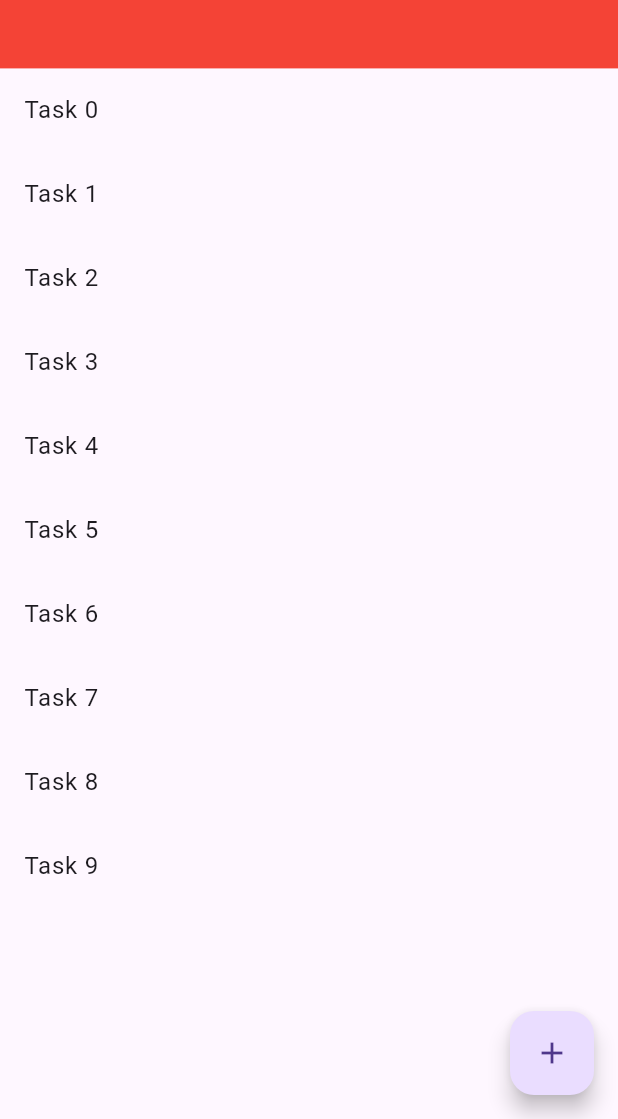
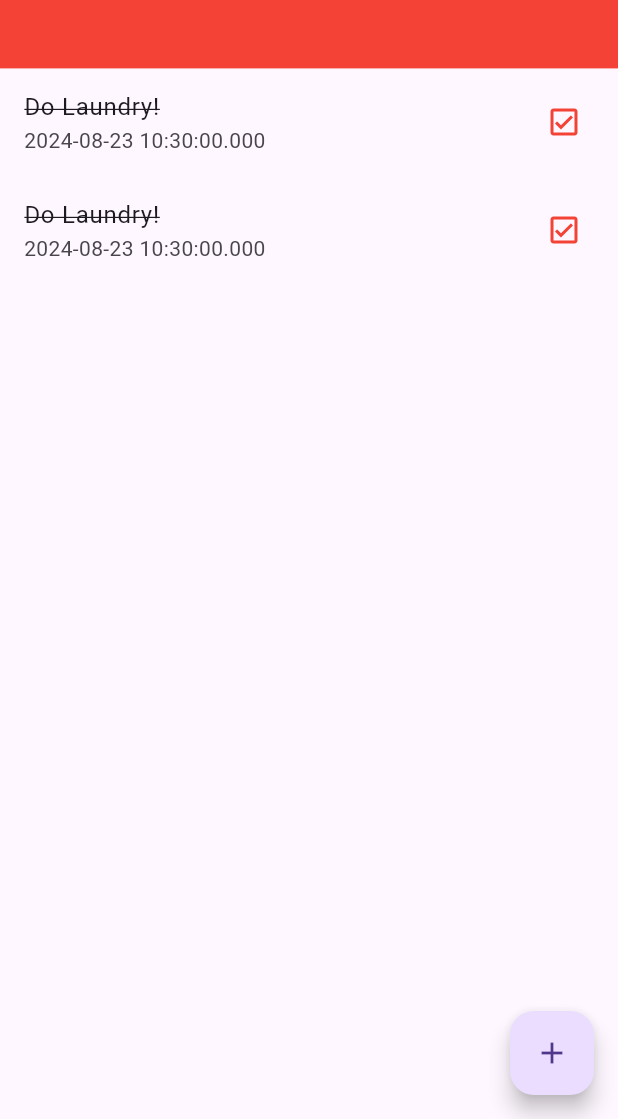
Before and after one commit to yntachmad/taskly, a Flutter app: the screen it shows after launch, on a phone screen of 412 x 824 dp, the part 117-1236 px from its top. Run offline on Flutter 3.47's test engine with Material 3 defaults, Android fonts, the phone set to English and light mode, and no system bars.

```diff
--- a/lib/pages/home_page.dart
+++ b/lib/pages/home_page.dart
@@ -26,29 +26,50 @@ class _HomePageState extends State<HomePage> {
         ),
       ),
       body: _tasksList(),
-      floatingActionButton: FloatingActionButton(
-        onPressed: () {
-          // Navigator.push(context, MaterialPageRoute(builder: (context) => SecondPage()));
-        },
-        child: Icon(Icons.add),
-      ),
+      floatingActionButton: _addTaskButton(),
     );
   }
 
   Widget _tasksList() {
-    return Container(
-      width: _deviceWidth * 0.9,
-      height: _deviceHeight * 0.7,
-      child: ListView.builder(
-        itemCount: 10,
-        itemBuilder: (context, index) {
-          return ListTile(
-            title: Text('Task $index'),
-            onTap: () {
-              // Navigate to the TaskDetailsPage with the task index
-            },
-          );
-        },
+    return ListView(
+      children: [
+        ListTile(
+          title: const Text(
+            'Do Laundry!',
+            style: TextStyle(decoration: TextDecoration.lineThrough),
+          ),
+          subtitle: Text(
+            DateTime.now().toString(),
+          ),
+          trailing: const Icon(
+            Icons.check_box_outlined,
+            color: Colors.red,
+          ),
+          // onTap: () {},
+        ),
+        ListTile(
+          title: const Text(
+            'Do Laundry!',
+            style: TextStyle(decoration: TextDecoration.lineThrough),
+          ),
+          subtitle: Text(
+            DateTime.now().toString(),
+          ),
+          trailing: const Icon(
+            Icons.check_box_outlined,
+            color: Colors.red,
+          ),
+          // onTap: () {},
+        ),
+      ],
+    );
+  }
+
+  Widget _addTaskButton() {
+    return FloatingActionButton(
+      onPressed: () {},
+      child: const Icon(
+        Icons.add,
       ),
     );
   }
```
Also changed, not shown: 1 other file.
